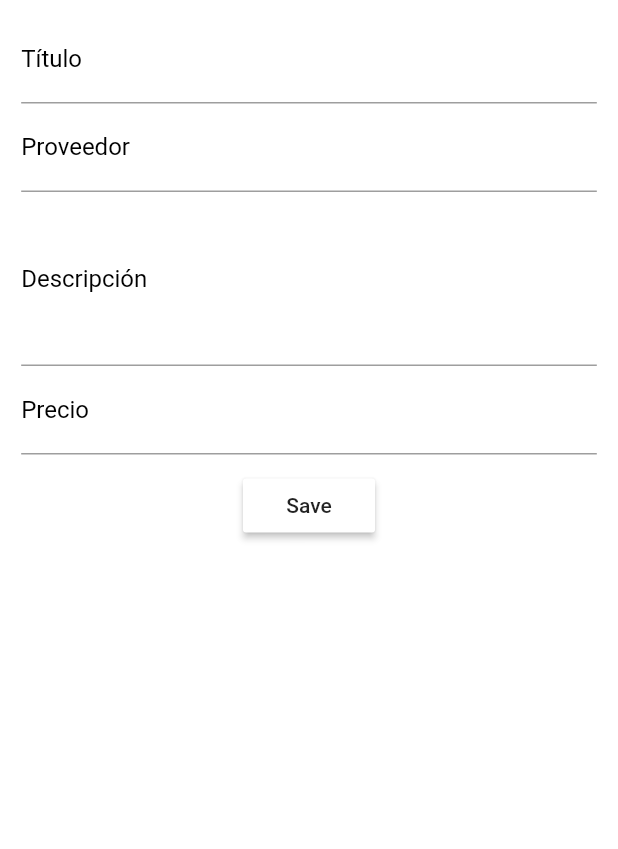
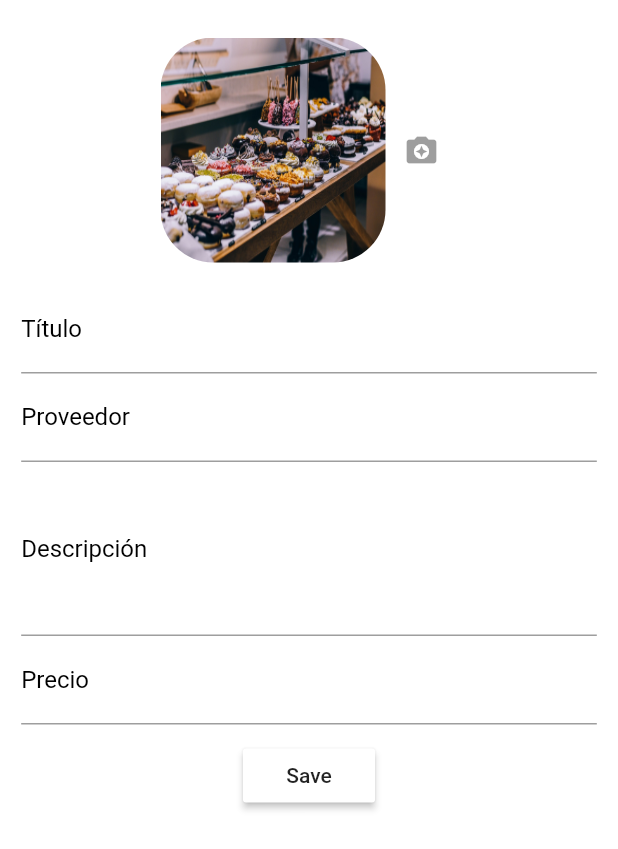
Before and after one commit to oscarlolero/ecmex-mobile-app, a Flutter app: the ProductEditPage screen opened directly, on a phone screen of 412 x 824 dp. Shown: the top 849 px of the screen. Run offline on Flutter 3.47's test engine with Material 2 defaults, Android fonts, the phone set to English and light mode, and no system bars; our stand-ins replace firebase_core, image_picker; accounts and stored records are empty.

Commit message:
avance uwu

```diff
--- a/lib/config/server.dart
+++ b/lib/config/server.dart
@@ -1,2 +1,2 @@
 //final String serverURL = 'http://192.168.0.10:3000';
-final String serverURL = 'http://10.70.17.146:3000';
+final String serverURL = 'http://192.168.1.135:3000';
--- a/lib/pages/subpage/product/product_edit.dart
+++ b/lib/pages/subpage/product/product_edit.dart
@@ -1,6 +1,9 @@
 import 'package:flutter/material.dart';
 
 import 'package:scoped_model/scoped_model.dart';
+
+import 'package:image_picker/image_picker.dart';
+import 'package:firebase_core/firebase_core.dart';
 
 import '../../../models/product.dart';
 import '../../../scoped-models/main.dart';
@@ -18,7 +21,7 @@ class _ProductEditPage extends State<ProductEditPage> {
     'description': null,
     'price': null,
     'image':
-    'https://flutter.dev/assets/homepage/carousel/phone_bezel-467ab8d838e5e2d2d3f347f766173ccc365220223692215416e4ce7342f2212f.png',
+        'https://flutter.dev/assets/homepage/carousel/phone_bezel-467ab8d838e5e2d2d3f347f766173ccc365220223692215416e4ce7342f2212f.png',
     'provider': null
   };
 
@@ -27,9 +30,7 @@ class _ProductEditPage extends State<ProductEditPage> {
   Widget _buildTitleTextField(Product product) {
     return TextFormField(
       decoration: InputDecoration(
-        labelText: 'Título',
-          labelStyle: TextStyle(color: Colors.black)
-      ),
+          labelText: 'Título', labelStyle: TextStyle(color: Colors.black)),
 //      autovalidate: true,
       initialValue: product == null ? '' : product.title,
       validator: (String value) {
@@ -44,12 +45,11 @@ class _ProductEditPage extends State<ProductEditPage> {
       },
     );
   }
+
   Widget _buildProviderTextField(Product product) {
     return TextFormField(
       decoration: InputDecoration(
-          labelText: 'Proveedor',
-          labelStyle: TextStyle(color: Colors.black)
-      ),
+          labelText: 'Proveedor', labelStyle: TextStyle(color: Colors.black)),
 //      autovalidate: true,
       initialValue: product == null ? '' : product.title,
       validator: (String value) {
@@ -69,9 +69,7 @@ class _ProductEditPage extends State<ProductEditPage> {
     return TextFormField(
       maxLines: 4,
       decoration: InputDecoration(
-        labelText: 'Descripción',
-          labelStyle: TextStyle(color: Colors.black)
-      ),
+          labelText: 'Descripción', labelStyle: TextStyle(color: Colors.black)),
       initialValue: product == null ? '' : product.description,
       validator: (String value) {
         //if(value.trim().length <= 0) {
@@ -89,9 +87,7 @@ class _ProductEditPage extends State<ProductEditPage> {
     return TextFormField(
         keyboardType: TextInputType.number,
         decoration: InputDecoration(
-          labelText: 'Precio',
-            labelStyle: TextStyle(color: Colors.black)
-        ),
+            labelText: 'Precio', labelStyle: TextStyle(color: Colors.black)),
         initialValue: product == null ? '' : product.price.toString(),
         validator: (String value) {
           //if(value.trim().length <= 0) {
@@ -104,7 +100,6 @@ class _ProductEditPage extends State<ProductEditPage> {
           _formData['price'] = int.parse(value);
         });
   }
-
 
   void _submitForm(
       Function addProduct, Function updateProduct, Function setSelectedProduct,
@@ -192,6 +187,9 @@ class _ProductEditPage extends State<ProductEditPage> {
         child: ListView(
           padding: EdgeInsets.symmetric(horizontal: targetPadding / 2),
           children: <Widget>[
+            SizedBox(height: 15.0),
+            _buildImagePicker(),
+            SizedBox(height: 15.0),
             _buildTitleTextField(product),
             _buildProviderTextField(product),
             _buildDescriptionField(product),
@@ -225,6 +223,25 @@ class _ProductEditPage extends State<ProductEditPage> {
 
   //Tratar de tener lo menro posible de logica en el build, solo enfocarse al diseño en el build
   //
+  _buildImagePicker() {
+    return Row(
+      mainAxisAlignment: MainAxisAlignment.center,
+      children: <Widget>[
+        ClipRRect(
+          borderRadius: BorderRadius.circular(35.0),
+          child: Image.asset(
+            'assets/food.jpg',
+            fit: BoxFit.fill,
+            width: 150.0,
+            height: 150.0,
+          )
+        ),
+        IconButton(
+            icon: Icon(Icons.camera_enhance)),
+      ],
+    );
+  }
+
   @override
   Widget build(BuildContext context) {
     return ScopedModelDescendant<MainModel>(
--- a/pubspec.yaml
+++ b/pubspec.yaml
@@ -25,6 +25,8 @@ dependencies:
   cupertino_icons: ^0.1.2
   scoped_model: ^1.0.1
   http: ^0.12.0+2
+  image_picker: ^0.6.0+4
+  firebase_storage: ^3.0.0
 
 dev_dependencies:
   flutter_test:
```
Also changed, not shown: pubspec.lock.
